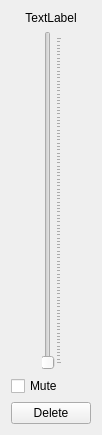
Old version of the form ui/mixeritem.ui in the repository kernel1024/aplugedit.
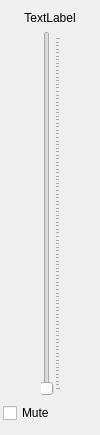
New version of the form. Icons and pictures are not drawn.

```diff
--- a/ui/mixeritem.ui
+++ b/ui/mixeritem.ui
@@ -14,6 +14,12 @@
    <string>Form</string>
   </property>
   <layout class="QVBoxLayout" name="verticalLayout">
+   <property name="leftMargin">
+    <number>3</number>
+   </property>
+   <property name="rightMargin">
+    <number>3</number>
+   </property>
    <item>
     <widget class="QLabel" name="label">
      <property name="text">
@@ -68,6 +74,11 @@
     </layout>
    </item>
    <item>
+    <layout class="QHBoxLayout" name="horizontalLayout_2">
+     <property name="spacing">
+      <number>2</number>
+     </property>
+     <item>
     <widget class="QCheckBox" name="check">
      <property name="text">
       <string>Mute</string>
@@ -75,13 +86,32 @@
     </widget>
    </item>
    <item>
-    <widget class="QPushButton" name="btnDelete">
-     <property name="text">
-      <string>Delete</string>
-     </property>
+      <spacer name="horizontalSpacer_3">
+       <property name="orientation">
+        <enum>Qt::Horizontal</enum>
+       </property>
+       <property name="sizeHint" stdset="0">
+        <size>
+         <width>40</width>
+         <height>20</height>
+        </size>
+       </property>
+      </spacer>
+     </item>
+     <item>
+      <widget class="QPushButton" name="btnMenu">
+       <property name="icon">
+        <iconset resource="../aplugedit.qrc">
+         <normaloff>:/images/arrow-down-16.png</normaloff>:/images/arrow-down-16.png</iconset>
+       </property>
+       <property name="flat">
+        <bool>true</bool>
+       </property>
     </widget>
    </item>
   </layout>
+   </item>
+  </layout>
  </widget>
  <resources/>
  <connections/>
```
Left out of the diff: 4 changed lines with no effect on the pictures. Lines whose indentation alone changed are shown as unchanged.
